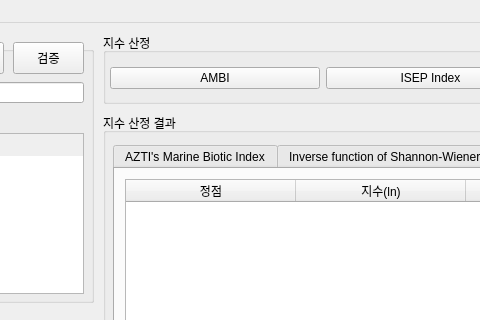
This is originUI.ui in kimho0304/Bluecarbon as Qt 5 draws it before an edit; both pictures show x 247 to 727 and y 0 to 320 of the 1025 by 768 pixel window. The edited form follows.
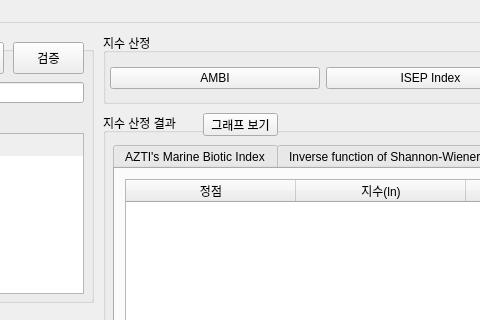
This is the edited form.

Commit message: Add Graph Window

The edit to the form file:
```diff
--- a/originUI.ui
+++ b/originUI.ui
@@ -471,6 +471,19 @@
       </widget>
      </widget>
     </widget>
+    <widget class="QPushButton" name="pushButton">
+     <property name="geometry">
+      <rect>
+       <x>100</x>
+       <y>0</y>
+       <width>75</width>
+       <height>23</height>
+      </rect>
+     </property>
+     <property name="text">
+      <string>그래프 보기</string>
+     </property>
+    </widget>
    </widget>
   </widget>
   <widget class="QStatusBar" name="tmh_status_bar"/>
```
Left out of the diff: 17 changed lines with no effect on the pictures. The commit also changes 1 other file.
